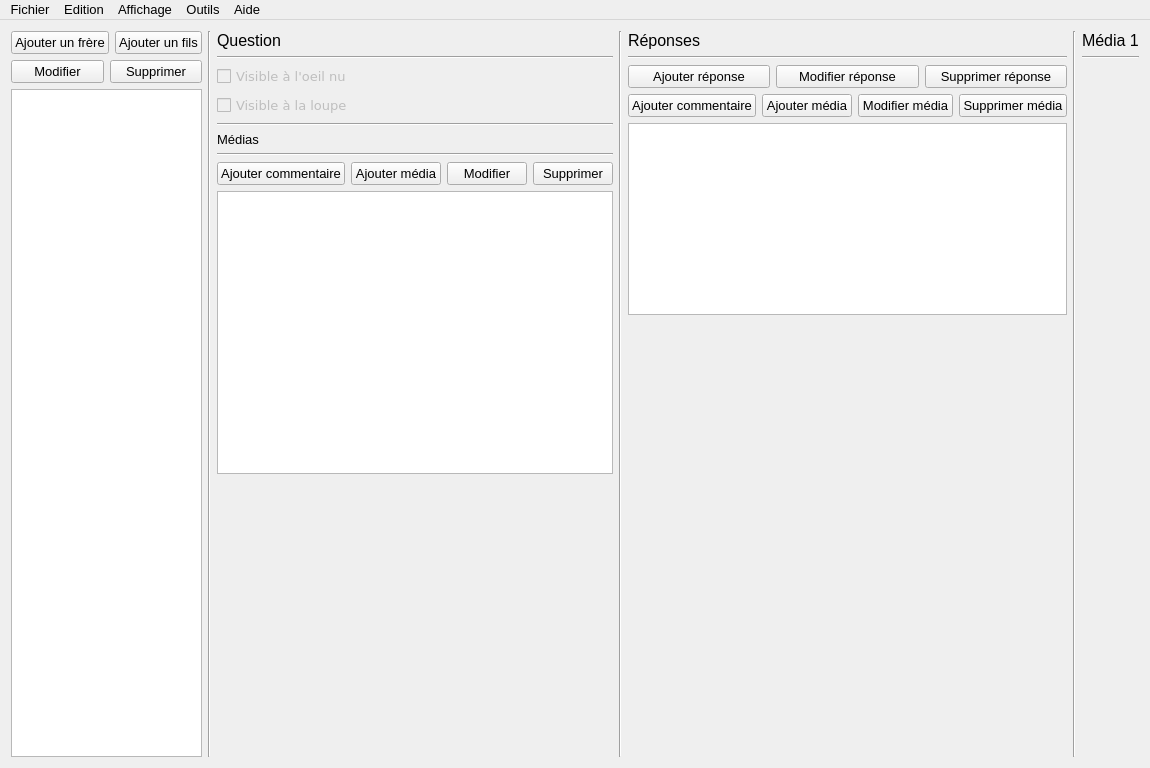
Above: app_pc/ProjetCo_AppPC/mainwindow.ui from AnceretMatthieu/bebete before the change. Below: the same form after it.
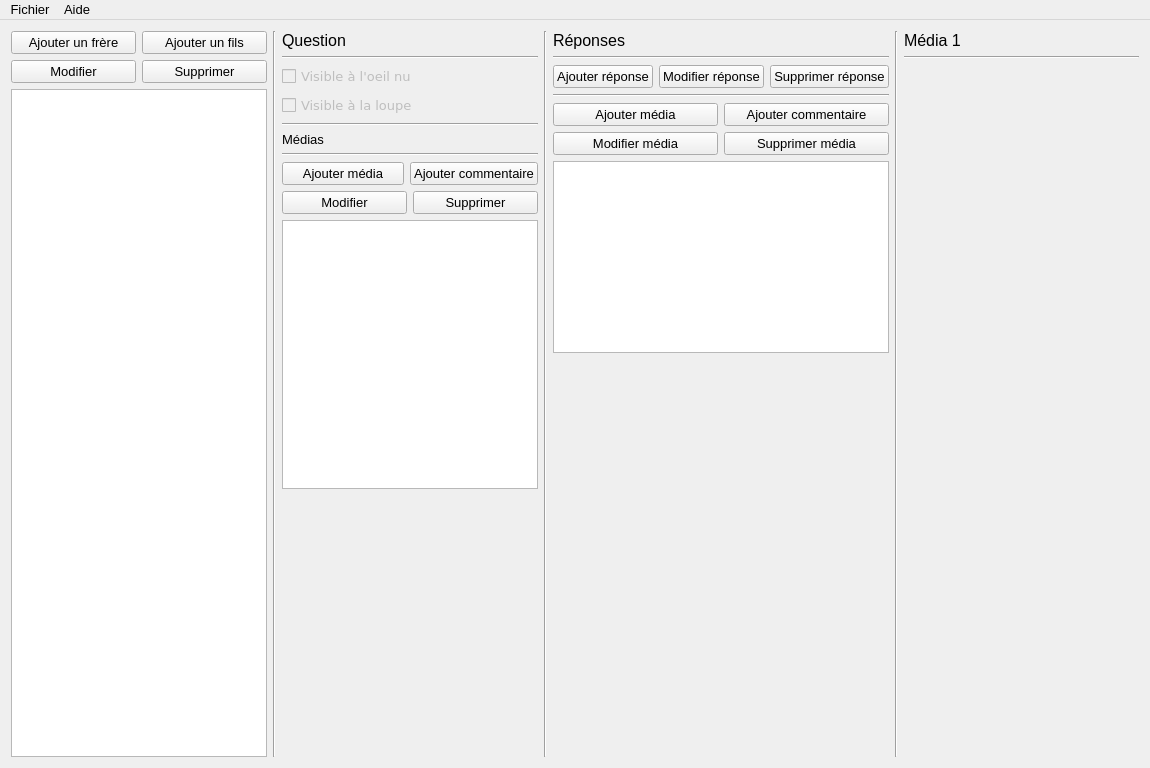
That is the form after the change. Icons and pictures are not drawn.

The edit to the form file:
```diff
--- a/app_pc/ProjetCo_AppPC/mainwindow.ui
+++ b/app_pc/ProjetCo_AppPC/mainwindow.ui
@@ -6,7 +6,7 @@
    <rect>
     <x>0</x>
     <y>0</y>
-    <width>1024</width>
+    <width>1150</width>
     <height>768</height>
    </rect>
   </property>
@@ -247,20 +247,9 @@
          </widget>
         </item>
         <item>
-         <layout class="QHBoxLayout" name="horizontalLayout_3">
+         <layout class="QVBoxLayout" name="verticalLayout_6">
           <item>
-           <widget class="QPushButton" name="button_ajouterComQuestion">
-            <property name="font">
-             <font>
-              <family>MS Shell Dlg 2</family>
-              <pointsize>10</pointsize>
-             </font>
-            </property>
-            <property name="text">
-             <string>Ajouter commentaire</string>
-            </property>
-           </widget>
-          </item>
+           <layout class="QHBoxLayout" name="horizontalLayout_10">
           <item>
            <widget class="QPushButton" name="button_ajouterMediaQuestion">
             <property name="font">
@@ -272,8 +261,35 @@
             <property name="text">
              <string>Ajouter média</string>
             </property>
-           </widget>
-          </item>
+              <property name="icon">
+               <iconset>
+                <normaloff>images/icon_ajouter_media.png</normaloff>images/icon_ajouter_media.png</iconset>
+              </property>
+             </widget>
+            </item>
+            <item>
+             <widget class="QPushButton" name="button_ajouterComQuestion">
+              <property name="font">
+               <font>
+                <family>MS Shell Dlg 2</family>
+                <pointsize>10</pointsize>
+               </font>
+              </property>
+              <property name="text">
+               <string>Ajouter commentaire</string>
+              </property>
+              <property name="icon">
+               <iconset>
+                <normaloff>images/icon_ajouter_commentaire.png</normaloff>images/icon_ajouter_commentaire.png</iconset>
+              </property>
+             </widget>
+            </item>
+           </layout>
+          </item>
+         </layout>
+        </item>
+        <item>
+         <layout class="QHBoxLayout" name="horizontalLayout_3">
           <item>
            <widget class="QPushButton" name="button_modifierMediaQuestion">
             <property name="font">
@@ -411,20 +427,16 @@
          </layout>
         </item>
         <item>
-         <layout class="QHBoxLayout" name="horizontalLayout_7">
-          <item>
-           <widget class="QPushButton" name="button_ajouterComMediaReponse">
-            <property name="font">
-             <font>
-              <family>MS Shell Dlg 2</family>
-              <pointsize>10</pointsize>
-             </font>
-            </property>
-            <property name="text">
-             <string>Ajouter commentaire</string>
+         <widget class="Line" name="line_9">
+          <property name="orientation">
+           <enum>Qt::Horizontal</enum>
             </property>
            </widget>
           </item>
+        <item>
+         <layout class="QVBoxLayout" name="verticalLayout_5">
+          <item>
+           <layout class="QHBoxLayout" name="horizontalLayout_8">
           <item>
            <widget class="QPushButton" name="button_modifierMediaReponse">
             <property name="font">
@@ -436,8 +448,33 @@
             <property name="text">
              <string>Ajouter média</string>
             </property>
-           </widget>
-          </item>
+              <property name="icon">
+               <iconset>
+                <normaloff>images/icon_ajouter_media.png</normaloff>images/icon_ajouter_media.png</iconset>
+              </property>
+             </widget>
+            </item>
+            <item>
+             <widget class="QPushButton" name="button_ajouterComMediaReponse">
+              <property name="font">
+               <font>
+                <family>MS Shell Dlg 2</family>
+                <pointsize>10</pointsize>
+               </font>
+              </property>
+              <property name="text">
+               <string>Ajouter commentaire</string>
+              </property>
+              <property name="icon">
+               <iconset>
+                <normaloff>images/icon_ajouter_commentaire.png</normaloff>images/icon_ajouter_commentaire.png</iconset>
+              </property>
+             </widget>
+            </item>
+           </layout>
+          </item>
+          <item>
+           <layout class="QHBoxLayout" name="horizontalLayout_7">
           <item>
            <widget class="QPushButton" name="button_supprimerMediaReponse">
             <property name="font">
@@ -462,7 +499,13 @@
             <property name="text">
              <string>Supprimer média</string>
             </property>
-           </widget>
+              <property name="icon">
+               <iconset>
+                <normaloff>images/icon_suppr_media.png</normaloff>images/icon_suppr_media.png</iconset>
+              </property>
+             </widget>
+            </item>
+           </layout>
           </item>
          </layout>
         </item>
@@ -585,7 +628,7 @@
     <rect>
      <x>0</x>
      <y>0</y>
-     <width>1024</width>
+     <width>1150</width>
      <height>23</height>
     </rect>
    </property>
@@ -603,21 +646,6 @@
     <addaction name="separator"/>
     <addaction name="actionQuitter"/>
    </widget>
-   <widget class="QMenu" name="menuEdition">
-    <property name="title">
-     <string>Edition</string>
-    </property>
-   </widget>
-   <widget class="QMenu" name="menuAffichage">
-    <property name="title">
-     <string>Affichage</string>
-    </property>
-   </widget>
-   <widget class="QMenu" name="menuOutils">
-    <property name="title">
-     <string>Outils</string>
-    </property>
-   </widget>
    <widget class="QMenu" name="menuAide">
     <property name="title">
      <string>Aide</string>
@@ -625,9 +653,6 @@
     <addaction name="actionA_propos_de"/>
    </widget>
    <addaction name="menuFichier"/>
-   <addaction name="menuEdition"/>
-   <addaction name="menuAffichage"/>
-   <addaction name="menuOutils"/>
    <addaction name="menuAide"/>
   </widget>
   <action name="actionImporter_XML">
```
Left out of the diff: 36 changed lines with no effect on the pictures. Lines whose indentation alone changed are shown as unchanged.
